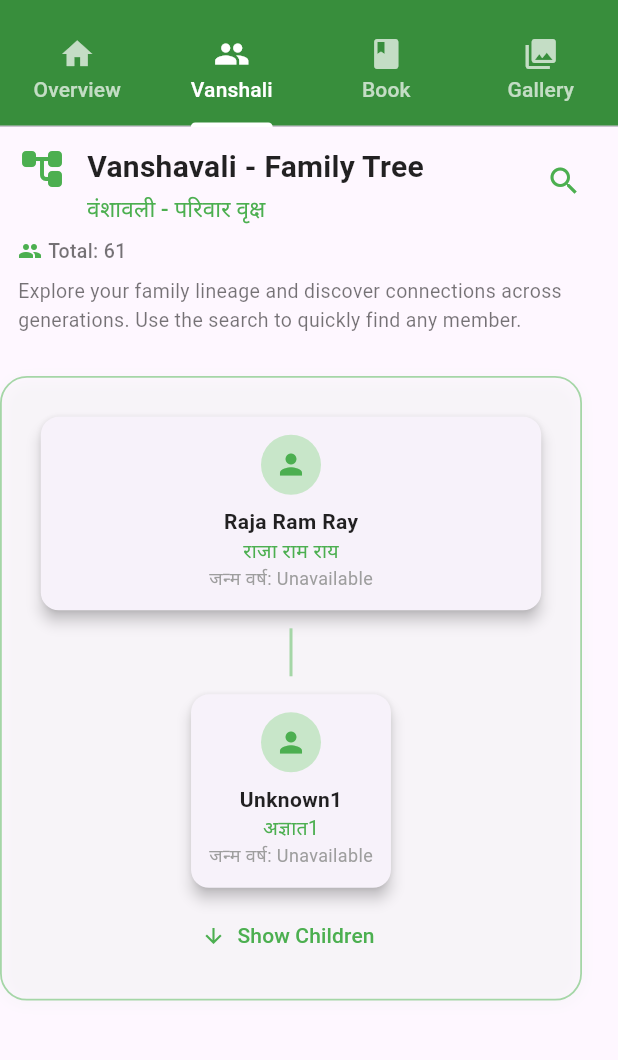
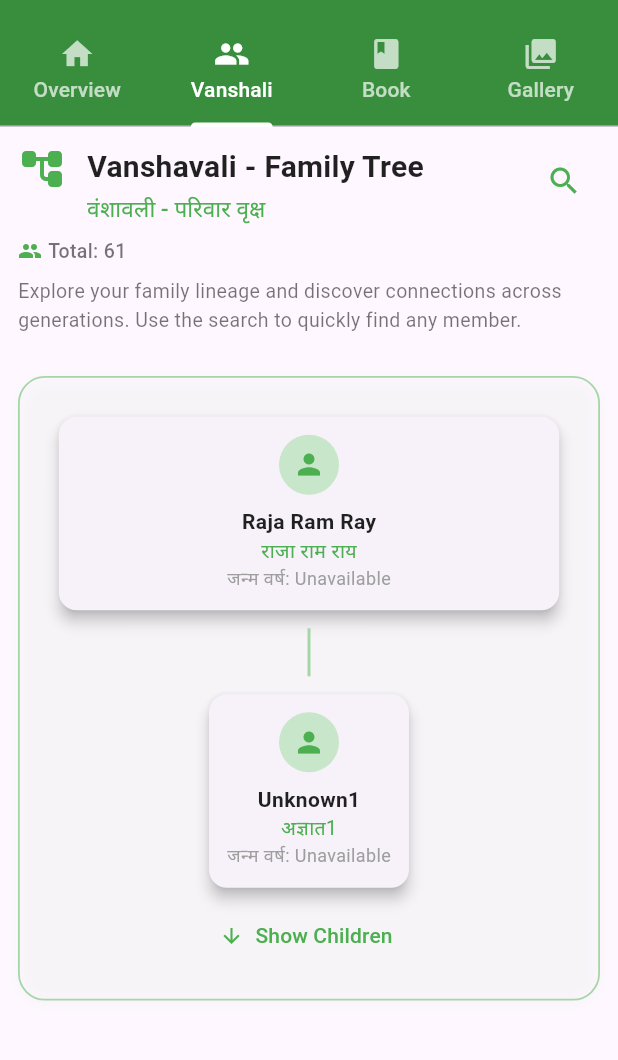
Before and after one commit to mohitxcodes/painal_app, a Flutter app: the screen it shows after launch, tab 2 chosen, on a phone screen of 412 x 824 dp, the part 68-1128 px from its top. Run offline on Flutter 3.47's test engine with Material 3 defaults, Android fonts, the light colour scheme and no system bars; accounts and stored records are empty; network calls fail.

Commit message:
fix minor bugs

```diff
--- a/lib/screens/vanshavali/VanshavaliScreen.dart
+++ b/lib/screens/vanshavali/VanshavaliScreen.dart
@@ -836,13 +836,18 @@ class _VanshavaliScreenState extends State<VanshavaliScreen> {
         builder: (context, constraints) {
           final double screenWidth = MediaQuery.of(context).size.width;
           final double contentWidth = screenWidth - horizontalPadding;
+          final double maxContentWidth = 900;
+          final double cardWidth =
+              contentWidth > maxContentWidth ? maxContentWidth : contentWidth;
           return SingleChildScrollView(
             scrollDirection: Axis.horizontal,
+            child: SizedBox(
+              width: screenWidth, // Take full width for centering
               child: SingleChildScrollView(
                 scrollDirection: Axis.vertical,
                 child: Center(
                   child: Container(
-                  width: contentWidth,
+                    width: cardWidth,
                     margin: const EdgeInsets.symmetric(vertical: 18),
                     padding: const EdgeInsets.all(18),
                     decoration: BoxDecoration(
@@ -925,6 +930,7 @@ class _VanshavaliScreenState extends State<VanshavaliScreen> {
                           ],
                         );
                       },
+                    ),
                   ),
                 ),
               ),
```
Lines whose indentation alone changed are shown as unchanged.
